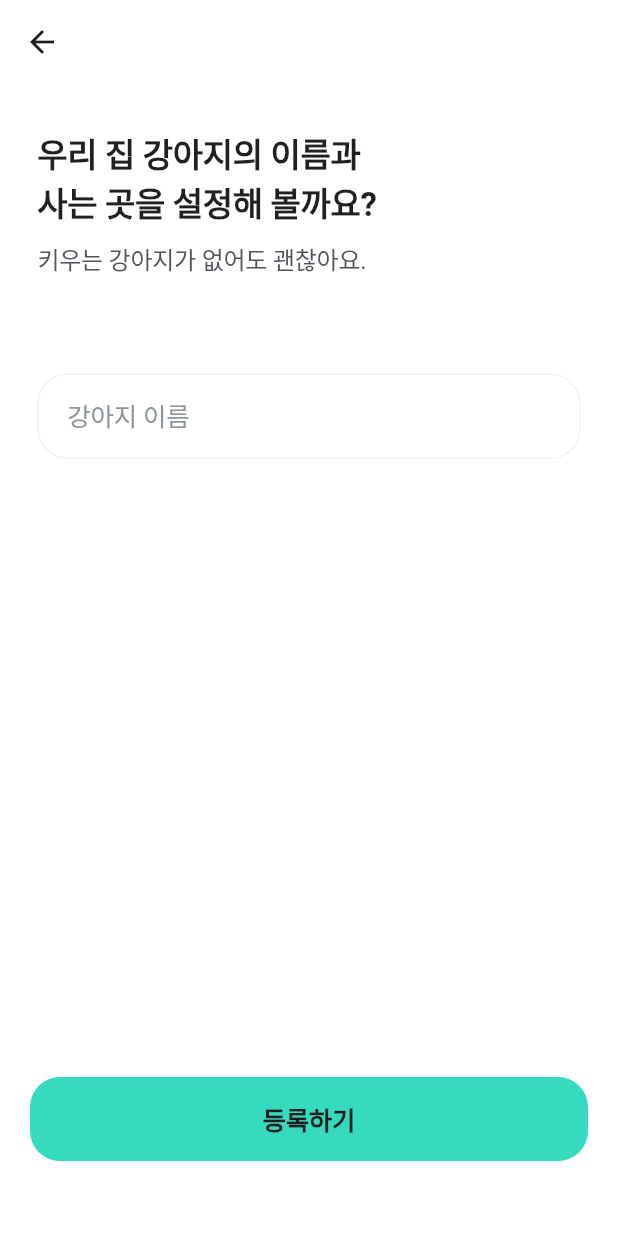
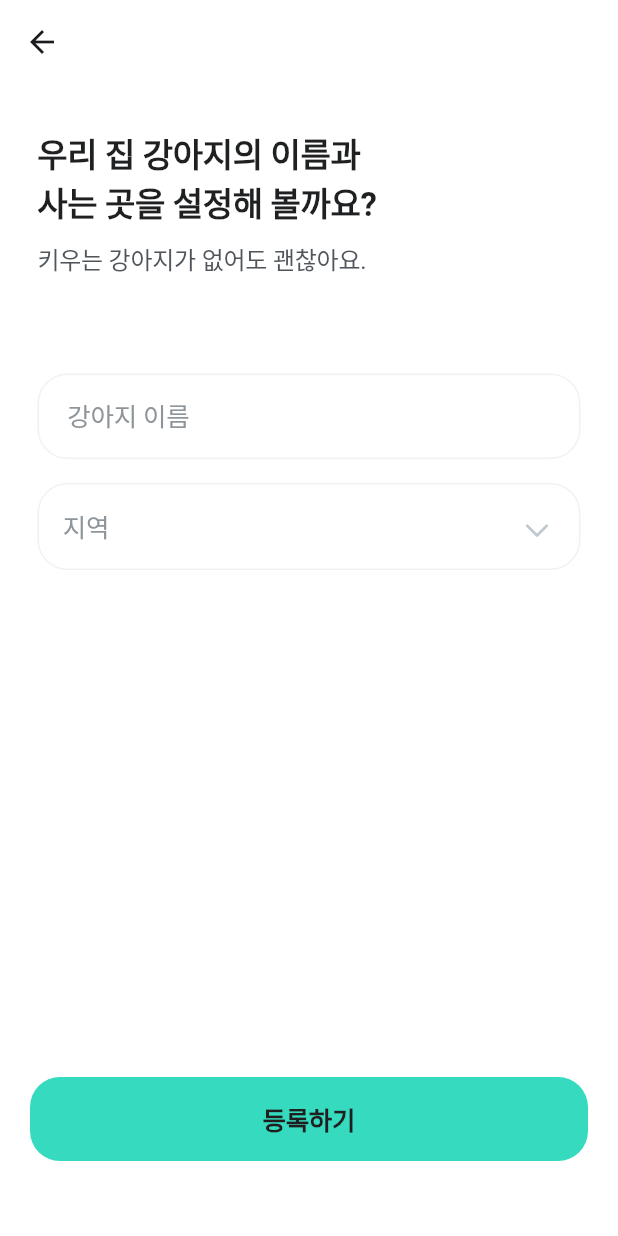
Before and after one commit to Nexters/puppycode, a Flutter app: the RegistrationPage screen opened directly, on a phone screen of 412 x 824 dp. Run offline on Flutter 3.47's test engine with Material 3 defaults, Android fonts, the phone set to English and light mode, and no system bars; our stand-ins replace badges, camera, flutter_svg, get, infinite_scroll_pagination, share; network calls fail; Roboto replaces fonts that are missing (Pretendard); project files that could hold a hidden picture were left out.

Commit message:
Add LocationInput

```diff
--- a/lib/pages/onboarding/register.dart
+++ b/lib/pages/onboarding/register.dart
@@ -33,7 +33,11 @@ class _RegistrationPageState extends State<RegistrationPage> {
               hintText: '강아지 이름',
               maxLength: 10,
             ),
-            const SizedBox(height: 12),
+            const SizedBox(height: 16),
+            TextInputWithBottomSheet(
+              hintText: '지역',
+              onTap: () => {},
+            ),
             // 지역 INPUT
           ],
         ),
--- a/lib/shared/input.dart
+++ b/lib/shared/input.dart
@@ -60,3 +60,95 @@ class TextInput extends StatelessWidget {
     );
   }
 }
+
+class TextInputWithBottomSheet extends StatefulWidget {
+  final String hintText;
+  final VoidCallback onTap;
+  final String? value;
+
+  const TextInputWithBottomSheet({
+    super.key,
+    required this.hintText,
+    required this.onTap,
+    this.value,
+  });
+
+  @override
+  State<TextInputWithBottomSheet> createState() =>
+      _TextInputWithBottomSheetState();
+}
+
+class _TextInputWithBottomSheetState extends State<TextInputWithBottomSheet> {
+  bool _isFocused = false;
+
+  Widget _createLocationSelectContainer(BuildContext context) {
+    var bottom = MediaQuery.of(context).viewInsets.bottom;
+
+    return BottomSheet(
+      onClosing: () => {},
+      builder: (context) => SafeArea(
+        child: Wrap(
+          children: [
+            Container(
+              padding:
+                  EdgeInsets.only(top: 30, bottom: bottom, left: 16, right: 16),
+              decoration: const BoxDecoration(
+                  color: Colors.white,
+                  borderRadius: BorderRadius.only(
+                      topLeft: Radius.circular(25),
+                      topRight: Radius.circular(25))),
+              child: Container(
+                child: const Column(
+                  mainAxisSize: MainAxisSize.max,
+                  children: [],
+                ),
+              ),
+            )
+          ],
+        ),
+      ),
+    );
+  }
+
+  @override
+  Widget build(BuildContext context) {
+    return GestureDetector(
+        onTap: () => {
+              setState(() {
+                _isFocused = true;
+              }),
+              showModalBottomSheet(
+                  context: context,
+                  builder: (context) =>
+                      _createLocationSelectContainer(context)).whenComplete(() {
+                setState(() {
+                  _isFocused = false;
+                });
+              })
+            },
+        child: Container(
+          padding: const EdgeInsets.all(16),
+          decoration: BoxDecoration(
+              borderRadius: BorderRadius.circular(20),
+              border: Border.all(
+                  color: _isFocused ? ThemeColor.primary : ThemeColor.gray2)),
+          child: Row(
+            mainAxisSize: MainAxisSize.max,
+            mainAxisAlignment: MainAxisAlignment.spaceBetween,
+            children: [
+              Body1(
+                value: widget.hintText,
+                color:
+                    widget.value == null ? ThemeColor.gray4 : ThemeColor.gray6,
+              ),
+              RotatedBox(
+                quarterTurns: 3,
+                child: SvgPicture.asset('assets/icons/chevron_left.svg',
+                    colorFilter:
+                        ColorFilter.mode(ThemeColor.gray3, BlendMode.srcIn)),
+              )
+            ],
+          ),
+        ));
+  }
+}
```
